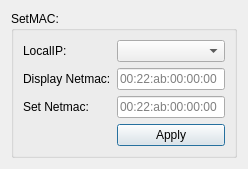
This is setmactool.ui in MauricePong/TBSNetDVBSetting as Qt 5 draws it before an edit. The edited form follows.
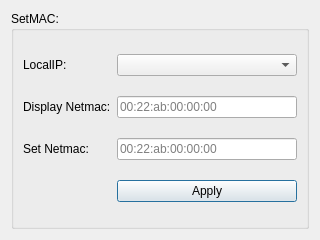
This is the edited form.

```diff
--- a/setmactool.ui
+++ b/setmactool.ui
@@ -2,6 +2,14 @@
 <ui version="4.0">
  <class>SetMACTool</class>
  <widget class="QDialog" name="SetMACTool">
+  <property name="geometry">
+   <rect>
+    <x>0</x>
+    <y>0</y>
+    <width>320</width>
+    <height>240</height>
+   </rect>
+  </property>
   <property name="windowTitle">
    <string>Dialog</string>
   </property>
@@ -11,7 +19,7 @@
      <property name="title">
       <string>SetMAC:</string>
      </property>
-     <layout class="QFormLayout" name="formLayout">
+     <layout class="QGridLayout" name="gridLayout_2">
       <item row="0" column="0">
        <widget class="QLabel" name="label">
         <property name="text">
@@ -31,6 +39,12 @@
       </item>
       <item row="1" column="1">
        <widget class="QLineEdit" name="lin_NetMac">
+        <property name="enabled">
+         <bool>true</bool>
+        </property>
+        <property name="readOnly">
+         <bool>true</bool>
+        </property>
         <property name="placeholderText">
          <string>00:22:ab:00:00:00</string>
         </property>
```
Left out of the diff: 2 changed lines with no effect on the pictures.
